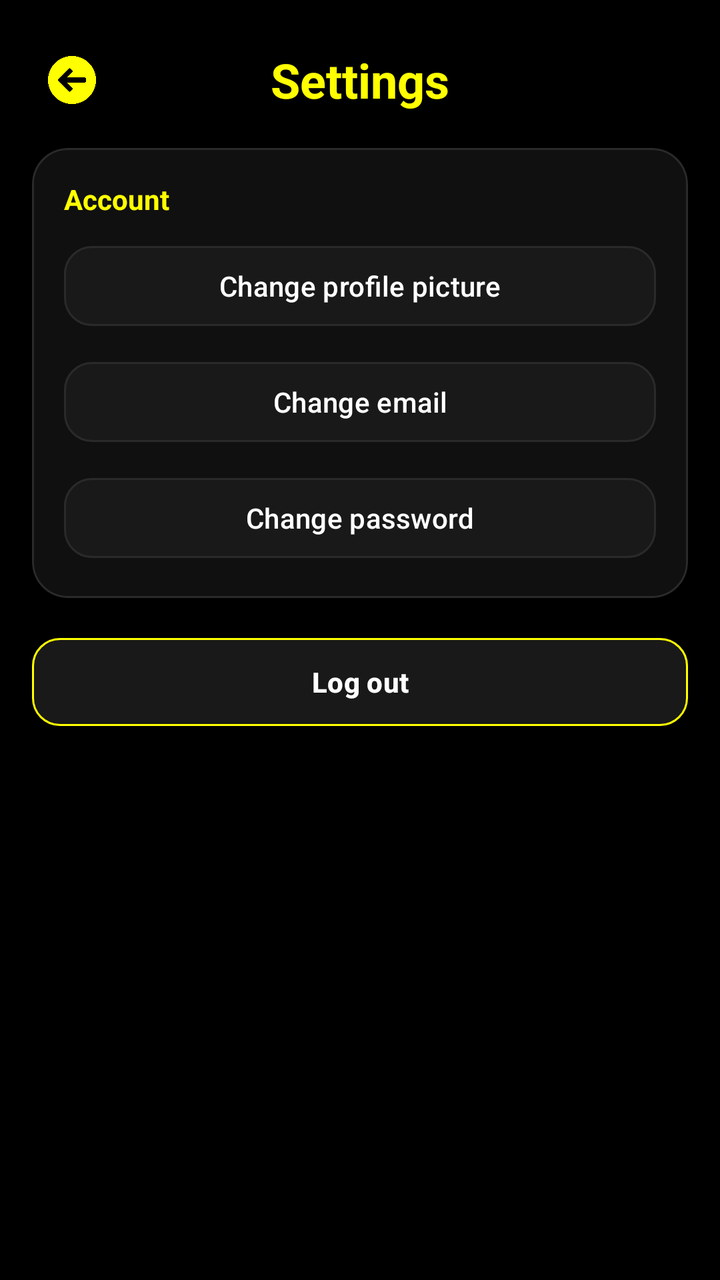
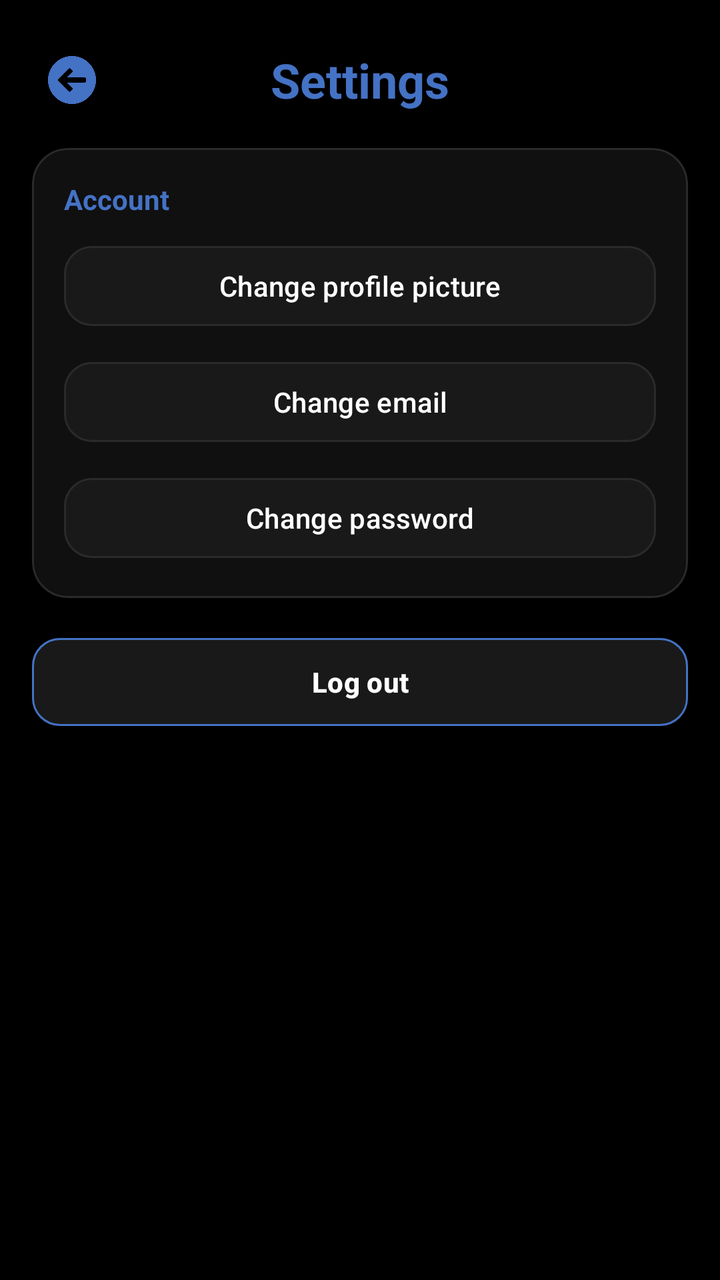

Two renders of the same Android screen: before a commit and after it. Below are the layout's source before the change and the commit's diff.
<!-- AndroidManifest.xml: application theme Theme.MyApplication -->
<!-- res/layout/fragment_settings.xml -->
<?xml version="1.0" encoding="utf-8"?>
<LinearLayout xmlns:android="http://schemas.android.com/apk/res/android"
    xmlns:app="http://schemas.android.com/apk/res-auto"
    android:layout_width="match_parent"
    android:layout_height="match_parent"
    android:background="#000000"
    android:orientation="vertical"
    android:padding="16dp">

    
    <FrameLayout
        android:layout_width="match_parent"
        android:layout_height="48dp"
        android:layout_marginBottom="10dp">

        <ImageButton
            android:id="@+id/btnBack"
            android:layout_width="40dp"
            android:layout_height="40dp"
            android:layout_gravity="start|center_vertical"
            android:src="@drawable/back"
            android:contentDescription="Back"
            android:background="@android:color/transparent"
            android:padding="8dp"
            android:scaleType="centerInside"
            app:tint="#FFFF00" />

        <TextView
            android:id="@+id/tvSettingsTitle"
            android:layout_width="wrap_content"
            android:layout_height="wrap_content"
            android:layout_gravity="center"
            android:text="Settings"
            android:textSize="24sp"
            android:textStyle="bold"
            android:textColor="#FFFF00" />
    </FrameLayout>

    
    <com.google.android.material.card.MaterialCardView
        android:layout_width="match_parent"
        android:layout_height="wrap_content"
        app:cardBackgroundColor="#101010"
        app:cardCornerRadius="18dp"
        app:cardElevation="0dp"
        app:strokeColor="#2A2A2A"
        app:strokeWidth="1dp">

        <LinearLayout
            android:layout_width="match_parent"
            android:layout_height="wrap_content"
            android:orientation="vertical"
            android:padding="16dp">

            <TextView
                android:layout_width="wrap_content"
                android:layout_height="wrap_content"
                android:text="Account"
                android:textColor="#FFFF00"
                android:textStyle="bold" />

            <com.google.android.material.button.MaterialButton
                android:id="@+id/btnChangeProfilePhoto"
                android:layout_width="match_parent"
                android:layout_height="48dp"
                android:layout_marginTop="10dp"
                android:text="Change profile picture"
                android:textAllCaps="false"
                android:textColor="#FFFFFF"
                app:backgroundTint="#191919"
                app:cornerRadius="14dp"
                app:strokeColor="#2A2A2A"
                app:strokeWidth="1dp" />

            <com.google.android.material.button.MaterialButton
                android:id="@+id/btnChangeEmail"
                android:layout_width="match_parent"
                android:layout_height="48dp"
                android:layout_marginTop="10dp"
                android:text="Change email"
                android:textAllCaps="false"
                android:textColor="#FFFFFF"
                app:backgroundTint="#191919"
                app:cornerRadius="14dp"
                app:strokeColor="#2A2A2A"
                app:strokeWidth="1dp" />

            <com.google.android.material.button.MaterialButton
                android:id="@+id/btnChangePassword"
                android:layout_width="match_parent"
                android:layout_height="48dp"
                android:layout_marginTop="10dp"
                android:text="Change password"
                android:textAllCaps="false"
                android:textColor="#FFFFFF"
                app:backgroundTint="#191919"
                app:cornerRadius="14dp"
                app:strokeColor="#2A2A2A"
                app:strokeWidth="1dp" />
        </LinearLayout>
    </com.google.android.material.card.MaterialCardView>

    
    <com.google.android.material.button.MaterialButton
        android:id="@+id/btnLogoutSettings"
        android:layout_width="match_parent"
        android:layout_height="52dp"
        android:layout_marginTop="16dp"
        android:text="Log out"
        android:textAllCaps="false"
        android:textStyle="bold"
        android:textColor="#FFFFFF"
        app:cornerRadius="14dp"
        app:backgroundTint="#191919"
        app:strokeColor="#FFFF00"
        app:strokeWidth="1dp" />

</LinearLayout>
<!-- resources referenced by this layout -->
<resources>
  <!-- drawable back: png bitmap (drawable, 16188 bytes) -->
  <style name="Theme.MyApplication" parent="Base.Theme.MyApplication" />
  <style name="Base.Theme.MyApplication" parent="Theme.Material3.DayNight.NoActionBar">
          <item name="android:statusBarColor">#000000</item>
          <item name="android:navigationBarColor">#101010</item>
  
          <item name="android:windowLightStatusBar">false</item>
  
          <item name="android:windowLightNavigationBar" tools:targetApi="27">false</item>
      </style>
</resources>

<!-- the commit's change to res/layout/fragment_settings.xml (unified diff, before → after) -->
@@ -23,7 +23,7 @@
             android:background="@android:color/transparent"
             android:padding="8dp"
             android:scaleType="centerInside"
-            app:tint="#FFFF00" />
+            app:tint="#4472C4" />
 
         <TextView
             android:id="@+id/tvSettingsTitle"
@@ -33,7 +33,7 @@
             android:text="Settings"
             android:textSize="24sp"
             android:textStyle="bold"
-            android:textColor="#FFFF00" />
+            android:textColor="#4472C4" />
     </FrameLayout>
 
     
@@ -56,7 +56,7 @@
                 android:layout_width="wrap_content"
                 android:layout_height="wrap_content"
                 android:text="Account"
-                android:textColor="#FFFF00"
+                android:textColor="#4472C4"
                 android:textStyle="bold" />
 
             <com.google.android.material.button.MaterialButton
@@ -112,7 +112,7 @@
         android:textColor="#FFFFFF"
         app:cornerRadius="14dp"
         app:backgroundTint="#191919"
-        app:strokeColor="#FFFF00"
+        app:strokeColor="#4472C4"
         app:strokeWidth="1dp" />
 
 </LinearLayout>
